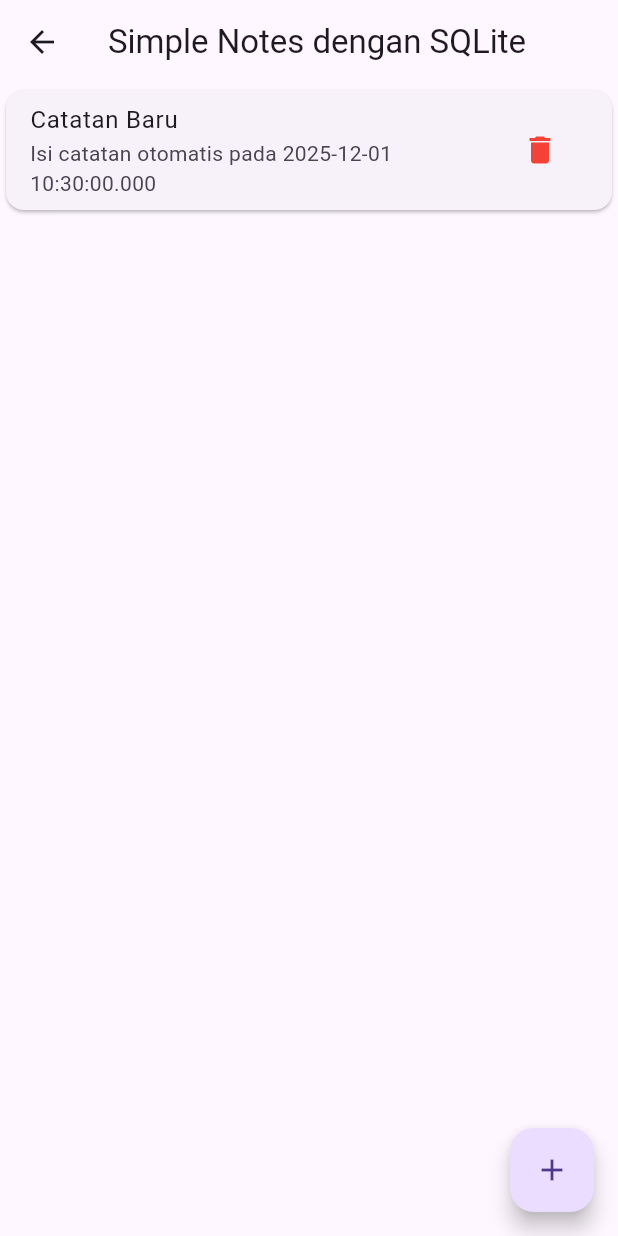
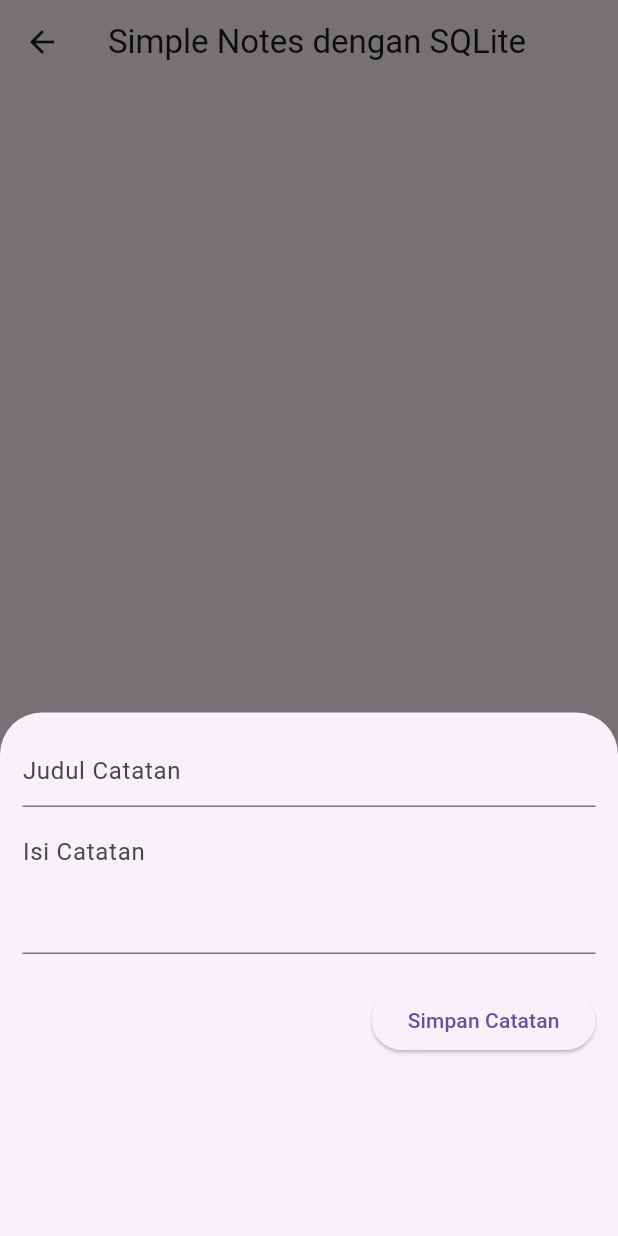
Before and after one commit to dwiilhammaulana/minggu_10, a Flutter app: the MySimpleNotes screen opened by its route, after a tap on the "add" icon, on a phone screen of 412 x 824 dp. Run offline on Flutter 3.47's test engine with Material 3 defaults, Android fonts, the phone set to English and light mode, and no system bars; our stand-ins replace lottie, sqflite; accounts and stored records are empty; network calls fail.

Commit message:
membuat catatan dan inputan catatan

```diff
--- a/analysis_options.yaml
+++ b/analysis_options.yaml
@@ -23,6 +23,5 @@
   rules:
     # avoid_print: false  # Uncomment to disable the `avoid_print` rule
     # prefer_single_quotes: true  # Uncomment to enable the `prefer_single_quotes` rule
-
 # Additional information about this file can be found at
 # https://dart.dev/guides/language/analysis-options
--- a/lib/screens/home_screen.dart
+++ b/lib/screens/home_screen.dart
@@ -1,9 +1,27 @@
 import 'package:flutter/material.dart';
 
-class HomeScreen extends StatelessWidget {
+class HomeScreen extends StatefulWidget {
   const HomeScreen({Key? key}) : super(key: key);
 
-@override
+  @override
+  State<HomeScreen> createState() => _HomeScreenState();
+}
+
+class _HomeScreenState extends State<HomeScreen> {
+
+  @override
+  void initState() {
+    super.initState();
+
+    // Auto redirect setelah 3 detik
+    Future.delayed(const Duration(seconds: 3), () {
+      if (mounted) {
+        Navigator.pushReplacementNamed(context, '/notes');
+      }
+    });
+  }
+
+  @override
   Widget build(BuildContext context) {
     return Scaffold(
       appBar: AppBar(
--- a/lib/screens/my_simple_notes.dart
+++ b/lib/screens/my_simple_notes.dart
@@ -10,6 +10,60 @@
 }
 
 class _MySimpleNotesState extends State<MySimpleNotes> {
+  final TextEditingController _titleController = TextEditingController();
+  final TextEditingController _contentController = TextEditingController();
+
+  void _showForm() {
+    _titleController.clear();
+    _contentController.clear();
+
+    showModalBottomSheet(
+      context: context,
+      elevation: 5,
+      isScrollControlled: true,
+      builder: (_) => Container(
+        padding: EdgeInsets.only(
+          top: 15,
+          left: 15,
+          right: 15,
+          bottom: MediaQuery.of(context).viewInsets.bottom + 120,
+        ),
+        child: Column(
+          mainAxisSize: MainAxisSize.min,
+          crossAxisAlignment: CrossAxisAlignment.end,
+          children: [
+            TextField(
+              controller: _titleController,
+              decoration: const InputDecoration(hintText: 'Judul Catatan'),
+            ),
+            const SizedBox(height: 10),
+            TextField(
+              controller: _contentController,
+              decoration: const InputDecoration(hintText: 'Isi Catatan'),
+              maxLines: 3,
+            ),
+            const SizedBox(height: 20),
+            ElevatedButton(
+              child: const Text("Simpan Catatan"),
+              onPressed: () async {
+                String title = _titleController.text;
+                String content = _contentController.text;
+
+                if (title.isNotEmpty && content.isNotEmpty) {
+                  await DatabaseHelper.instance.create(
+                    Note(title: title, content: content),
+                  );
+                  Navigator.of(context).pop();
+                  setState(() {});
+                }
+              },
+            )
+          ],
+        ),
+      ),
+    );
+  }
+
   @override
   Widget build(BuildContext context) {
     return Scaffold(
@@ -32,13 +86,10 @@
                   title: Text(note.title),
                   subtitle: Text(note.content),
                   trailing: IconButton(
-                    icon: Icon(
-                      Icons.delete,
-                      color: Colors.red,
-                    ),
+                    icon: const Icon(Icons.delete, color: Colors.red),
                     onPressed: () async {
                       await DatabaseHelper.instance.delete(note.id!);
-                      setState(() {}); // Refresh UI
+                      setState(() {});
                     },
                   ),
                 ),
@@ -47,18 +98,9 @@
           );
         },
       ),
-
       floatingActionButton: FloatingActionButton(
-        child: Icon(Icons.add),
-        onPressed: () async {
-          await DatabaseHelper.instance.create(
-            Note(
-              title: 'Catatan Baru',
-              content: 'Isi catatan otomatis pada ${DateTime.now()}',
-            ),
-          );
-          setState(() {}); // Refresh UI
-        },
+        child: const Icon(Icons.add),
+        onPressed: _showForm,
       ),
     );
   }
--- a/lib/screens/splash_screen.dart
+++ b/lib/screens/splash_screen.dart
@@ -42,8 +42,8 @@
         child: Column(
           mainAxisAlignment: MainAxisAlignment.center,
           children: [
-            Lottie.asset(
-              'assets/animations/Tangan.json',
+            Lottie.network(
+              'https://lottie.host/88cc90ec-b228-416d-915f-24019ea1497d/qAjMGRSY9C.json',
               width: 300,
               height: 300,
               fit: BoxFit.contain,
```
Also changed, not shown: 1 other file.
